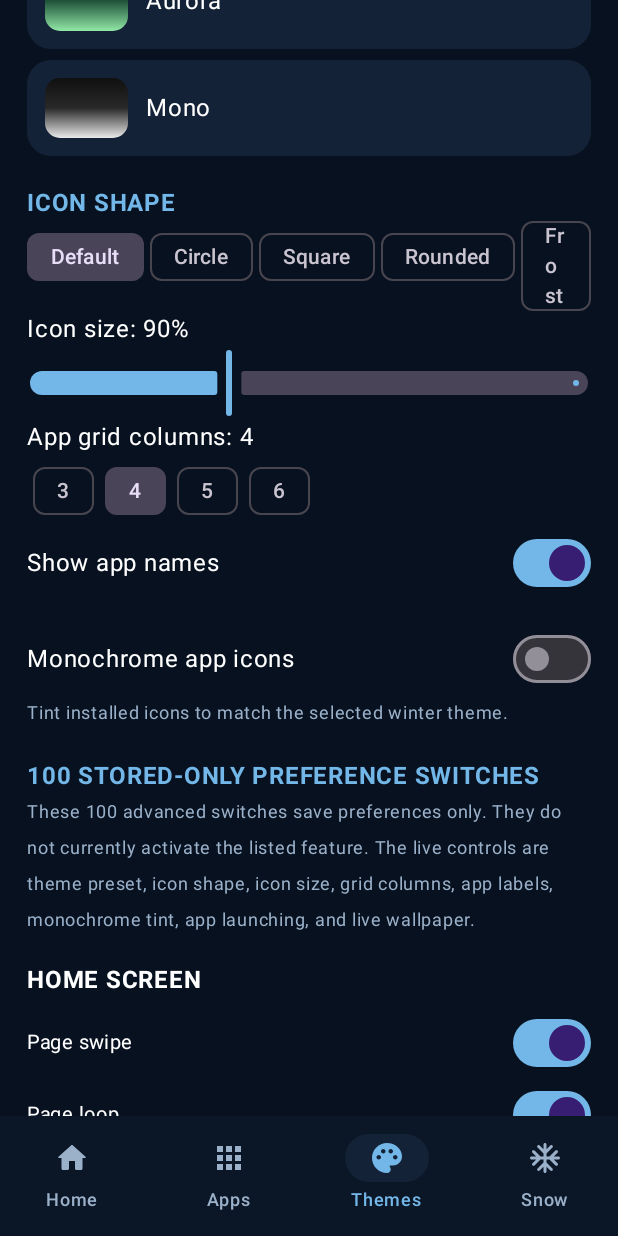
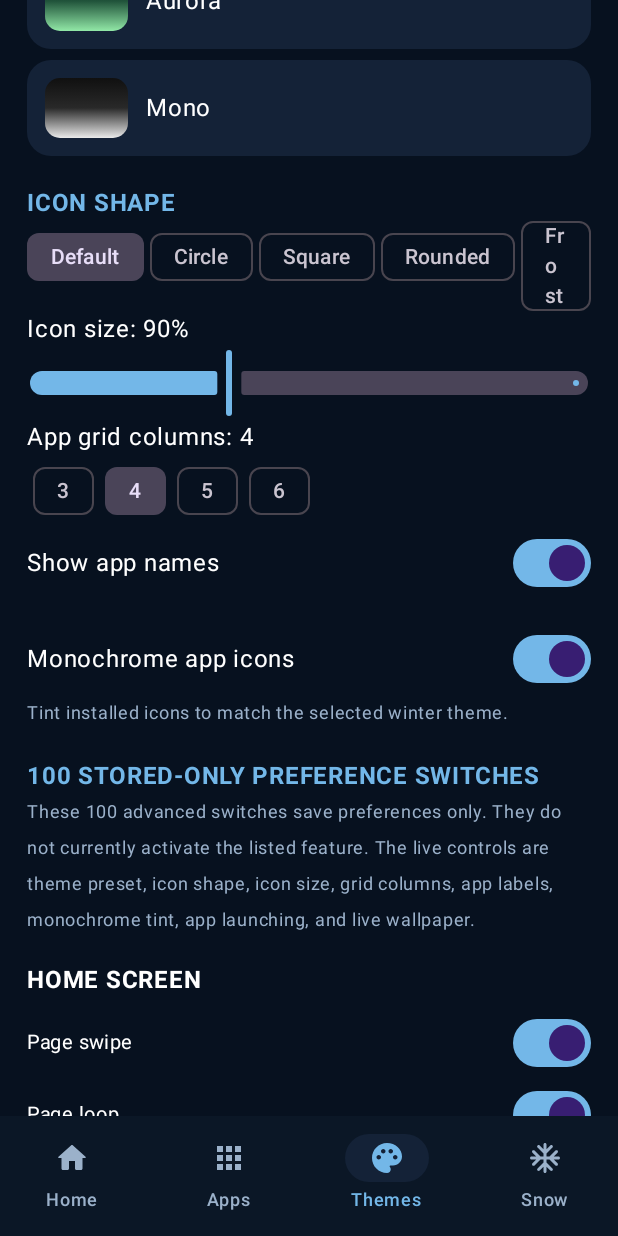
Before and after one commit to domm1402/SNOWFALL, an Android app built with Jetpack Compose: the screen it shows after launch (MainActivity), item 3 of the bottom bar chosen, scrolled down 576 dp, on a phone screen of 412 x 824 dp. Run offline under Robolectric (Android 15) with nearby library versions, the phone set to English and light mode, and no system bars.

Commit message:
Default to themed icons and fit icon cells to grid

```diff
--- a/app/src/main/java/com/domm/snowfall/MainActivity.kt
+++ b/app/src/main/java/com/domm/snowfall/MainActivity.kt
@@ -63,7 +63,7 @@ private fun SnowfallPhone(activity:Activity){
     var columns by remember{mutableIntStateOf(prefs.getInt("grid",4).coerceIn(3,6))}
     var shape by remember{mutableIntStateOf(prefs.getInt("shape",0))}
     var labels by remember{mutableStateOf(prefs.getBoolean("labels",true))}
-    var monochrome by remember{mutableStateOf(prefs.getBoolean("monochrome",false))}
+    var monochrome by remember{mutableStateOf(prefs.getBoolean("monochrome",true))}
     var query by remember{mutableStateOf("")}
     val accent=palettes[theme][2]
     val apps=remember(activity){
@@ -170,7 +170,7 @@ private fun AppsPage(activity:Activity,apps:List<PhoneApp>,query:String,onQuery:
 @Composable
 private fun AppIcon(activity:Activity,app:PhoneApp,accent:Color,size:Float,labels:Boolean,shape:Int,monochrome:Boolean){
     val iconShape=when(shape){1->CircleShape;2->RoundedCornerShape(8.dp);3->RoundedCornerShape(18.dp);4->RoundedCornerShape(50.dp);else->RoundedCornerShape(20.dp)}
-    Column(Modifier.width(72.dp).clickable(onClick = { try { activity.packageManager.getLaunchIntentForPackage(app.packageName)?.let { launch -> activity.startActivity(launch) } } catch (_: Exception) { } }).padding(4.dp),horizontalAlignment=Alignment.CenterHorizontally){
+    Column(Modifier.widthIn(min=52.dp,max=72.dp).clickable(onClick = { try { activity.packageManager.getLaunchIntentForPackage(app.packageName)?.let { launch -> activity.startActivity(launch) } } catch (_: Exception) { } }).padding(4.dp),horizontalAlignment=Alignment.CenterHorizontally){
         Box(Modifier.size((48*size).dp.coerceIn(36.dp,72.dp)).clip(iconShape).background(if(monochrome) accent.copy(.16f) else Color.White.copy(.06f)),contentAlignment=Alignment.Center){
             AndroidView(factory={ImageView(it).apply{scaleType=ImageView.ScaleType.FIT_CENTER;setImageDrawable(app.info.loadIcon(activity.packageManager))}},update={view->view.imageTintList=if(monochrome) ColorStateList.valueOf(accent.toArgb()) else null},modifier=Modifier.fillMaxSize().padding(2.dp))
         }
```
